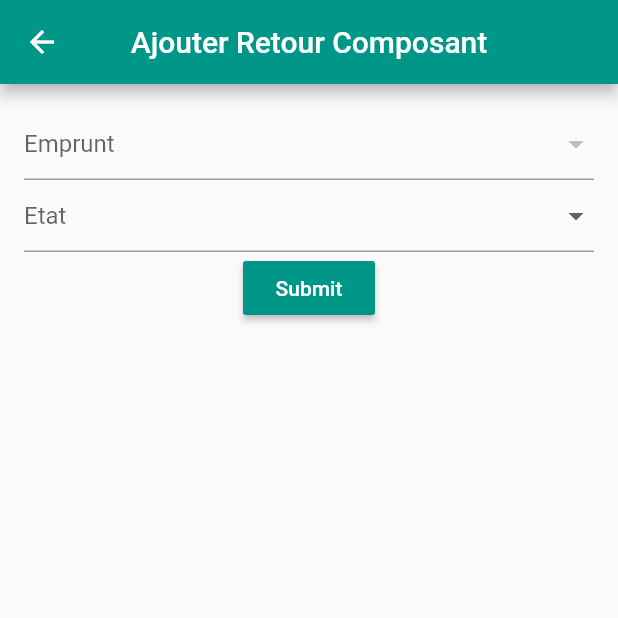
After one commit to anisfarah/MiniProjetFlutter, a Flutter app: the addRetourComposantPage screen opened directly, on a phone screen of 412 x 824 dp, the top half of it. The commit adds this screen. Run offline on Flutter 3.47's test engine with Material 2 defaults, Android fonts, the phone set to English and light mode, and no system bars; our stand-ins replace shared_preferences, sqflite, toast; accounts and stored records are empty.

Commit message:
third commit

```diff
--- a/lib/login/SignUp.dart
+++ b/lib/login/SignUp.dart
@@ -65,7 +65,7 @@ class _SignupFormState extends State<SignupForm> {
 
 // pour tester
  void _query() async {
-    final allRows = await dbHelper.queryAllRowsEmprunts();
+    final allRows = await dbHelper.queryAllRowsRetourComposants();
     print('query all rows:');
     allRows.forEach(print);
   }
@@ -125,7 +125,7 @@ class _SignupFormState extends State<SignupForm> {
                         'Signup',
                         style: TextStyle(color: Colors.white),
                       ),
-                      onPressed: _signUp,
+                      onPressed: _query,
 
                     ),
                     decoration: BoxDecoration(
--- a/lib/login/genTextFormField.dart
+++ b/lib/login/genTextFormField.dart
@@ -9,6 +9,7 @@ class getTextFormField extends StatelessWidget {
   bool isObscureText;
   TextInputType inputType;
   bool isEnable;
+
 
 
   getTextFormField(
--- /dev/null
+++ b/lib/models/RetourComposant.dart
@@ -0,0 +1,22 @@
+
+class RetourComposant {
+
+  late int id_retour;
+  late String emprunt;
+  late String date_retour;
+  late String etat;
+
+  RetourComposantMap() {
+    var mapping = Map<String, dynamic>();
+    mapping['id_retour'] = id_retour;
+    mapping['emprunt'] = emprunt;
+    mapping['date_retour'] = date_retour;
+    mapping['etat'] = etat;
+
+    return mapping;
+  }
+
+
+
+
+}
--- a/lib/pages/addMembrePage.dart
+++ b/lib/pages/addMembrePage.dart
@@ -67,7 +67,9 @@ class _addMembrePageState extends State<addMembrePage> {
                       controller: _conPrenomMembre,
                       icon: Icons.email,
                       inputType: TextInputType.emailAddress,
-                      hintName: 'Prenom membre'),
+                      hintName: 'Prenom membre',
+                  ),
+
                   SizedBox(height: 10.0),
                   getTextFormField(
                     controller: _conMobile1,
@@ -88,7 +90,7 @@ class _addMembrePageState extends State<addMembrePage> {
                     child: FlatButton(
 
                       child: Text(
-                        'Sumbit',
+                        'Submit',
                         style: TextStyle(color: Colors.white),
 
                       ),
--- /dev/null
+++ b/lib/pages/addRetourComposant.dart
@@ -0,0 +1,161 @@
+import 'package:flutter/material.dart';
+
+import 'package:intl/intl.dart';
+import 'package:mini_projeet/database/DatabaseHelper.dart';
+import 'package:mini_projeet/login/comHelper.dart';
+import 'package:mini_projeet/pages/emprunt_page.dart';
+import 'package:mini_projeet/pages/retourComposant_page.dart';
+
+class addRetourComposantPage extends StatefulWidget {
+  @override
+  _addRetourComposantPageState createState() => _addRetourComposantPageState();
+}
+
+class _addRetourComposantPageState extends State<addRetourComposantPage> {
+
+
+  DateTime _dateTime = DateTime.now();
+  var _selectedValueEmprunt;
+  var _selectedValueEtat;
+
+  final dbHelper = DatabaseHelper.instance;
+
+  List<String> _retours = ['intact', 'endommagé', 'gravement endommagé'];
+
+  List<DropdownMenuItem<String>> _emprunts = [];
+
+  final GlobalKey<ScaffoldState> _globalKey = GlobalKey<ScaffoldState>();
+
+  @override
+  void initState() {
+    super.initState();
+    _loadEmprunt();
+  }
+
+
+
+
+  void _query() async {
+    final allRows = await dbHelper.queryAllRowsEmprunts();
+    print('query all rows:');
+    allRows.forEach(print);
+  }
+
+  _loadEmprunt() async {
+    var emprunts = await dbHelper.queryAllRowsEmprunts();
+
+    emprunts.forEach((emprunt) {
+      setState(() {
+        _emprunts.add(DropdownMenuItem(
+          child: Text(emprunt['membre']+" - "+emprunt['composant']),
+          value: emprunt['membre']+" - "+emprunt['composant'],
+        ));
+      });
+    });
+  }
+
+
+
+
+
+
+
+
+  @override
+  Widget build(BuildContext context) {
+    return Scaffold(
+      key: _globalKey,
+      appBar: AppBar(
+        title: Text('Ajouter Retour Composant'),
+        centerTitle: true,
+        backgroundColor: Colors.teal,
+      ),
+      body: Padding(
+        padding: EdgeInsets.all(16.0),
+        child: Column(
+          children: <Widget>[
+
+
+            DropdownButtonFormField(
+              value: _selectedValueEmprunt,
+              items: _emprunts,
+              hint: Text('Emprunt'),
+              onChanged: (value) {
+                setState(() {
+                  _selectedValueEmprunt = value;
+                });
+              },
+            ),
+          DropdownButtonFormField(
+            value: _selectedValueEtat,
+            hint: Text(
+              'Etat',
+            ),
+            isExpanded: true,
+            onChanged: (value) {
+              setState(() {
+                _selectedValueEtat = value;
+              });
+            },
+            onSaved: (value) {
+              setState(() {
+                _selectedValueEtat = value;
+              });
+            },
+
+            items: _retours
+                .map((String val) {
+              return DropdownMenuItem(
+                value: val,
+                child: Text(
+                  val,
+                ),
+              );
+            }).toList(),
+          ),
+
+
+            RaisedButton(
+              onPressed: () async {
+
+
+                if ( (_selectedValueEmprunt == "")     ) {
+                  alertDialog(context, "Champ vide,ressayez!");
+                }
+
+                else {
+
+
+                  Map<String, dynamic> row = {
+
+                    DatabaseHelper.columnRetEmprunt: _selectedValueEmprunt.toString(),
+                    DatabaseHelper.columnRetEtat: _selectedValueEtat.toString(),
+                    DatabaseHelper.columnRetDate: DateFormat('yyyy-MM-dd hh:mm:ss').format(_dateTime)
+
+
+                  };
+
+                  final id = await dbHelper.insertRetourComposant(row).then((value) {
+                    Navigator.pop(context);
+                    alertDialog(context, "retour du composant est effectué avec succès");
+
+                    Navigator.push(
+                        context, MaterialPageRoute(builder: (_) => RetourComposantPage()));
+                  }).catchError((error) {
+                    print(error);
+                    alertDialog(context, "Error: Data Save Fail");
+                  });
+                }
+              },
+              color: Colors.teal,
+              child: Text(
+                'Submit',
+                style: TextStyle(color: Colors.white),
+              ),
+            )
+          ],
+        ),
+      ),
+    );
+  }
+}
--- a/lib/pages/composant_page.dart
+++ b/lib/pages/composant_page.dart
@@ -1,5 +1,4 @@
 import 'package:flutter/cupertino.dart';
-import 'package:flutter/foundation.dart';
 import 'package:flutter/material.dart';
 import 'package:mini_projeet/database/DatabaseHelper.dart';
 import 'package:mini_projeet/login/comHelper.dart';
--- a/lib/pages/membres_page.dart
+++ b/lib/pages/membres_page.dart
@@ -19,7 +19,6 @@ class _MembresPageState extends State<MembresPage> {
   final dbHelper = DatabaseHelper.instance;
 
   final _formKey = new GlobalKey<FormState>();
-  TextEditingController _familleNameController  =new TextEditingController();
   TextEditingController _editMembreNameController  =new TextEditingController();
   TextEditingController _editMembreNPrenomController  =new TextEditingController();
   TextEditingController _editMembreMobile1Controller  =new TextEditingController();
--- a/pubspec.yaml
+++ b/pubspec.yaml
@@ -63,9 +63,8 @@ flutter:
   uses-material-design: true
 
   # To add assets to your application, add an assets section, like this:
-  # assets:
-  #   - images/a_dot_burr.jpeg
-  #   - images/a_dot_ham.jpeg
+  assets:
+    - assets/jeune.png
 
   # An image asset can refer to one or more resolution-specific "variants", see
   # https://flutter.dev/assets-and-images/#resolution-aware.
```
Also changed, not shown: lib/database/DatabaseHelper.dart (+70 -31 lines), lib/main.dart (+6 -7 lines), lib/pages/addComposant.dart (+35 -35 lines), lib/pages/homePage.dart (+14 -8 lines), lib/pages/retourComposant_page.dart (added, +305 -0 lines), assets/jeune.png (added).
